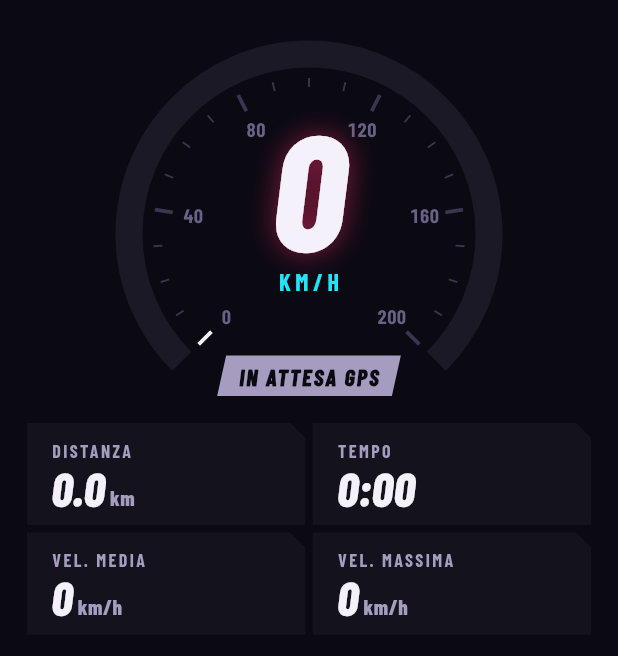
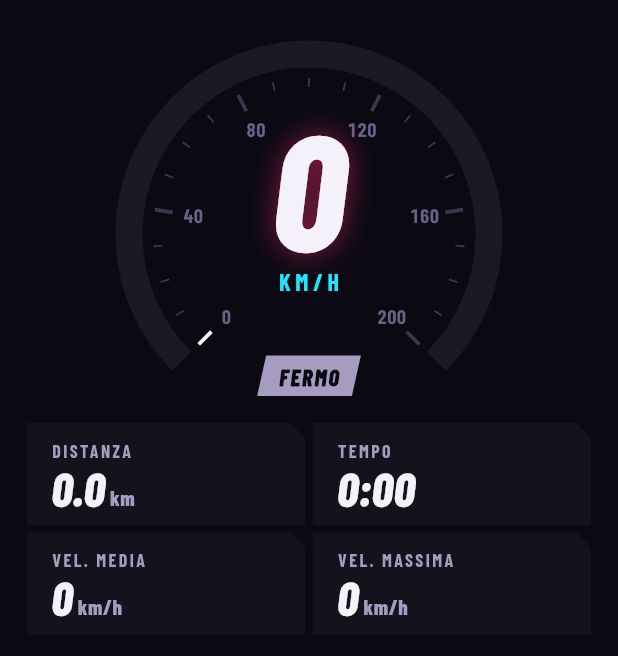
Before and after one commit to Leoragno/H.R.R., a Flutter app: the _SpeedView widget shown alone on an empty page, opened directly with empty values, on a phone screen of 412 x 824 dp. Shown: the top 656 px of the screen. Run offline on Flutter 3.47's test engine with Material 3 defaults, Android fonts, the phone set to English and light mode, and no system bars; drawn by our look-alikes of flutter_animate; our stand-ins replace battery_plus, cached_network_image, connectivity_plus, dio, equatable, firebase_core and 21 more; missing offline and left inert: dart:js_interop, maplibre_gl, ota_update, record; accounts and stored records are empty; generated files the repository leaves out were written again; network calls fail.

Commit message:
fix(guida): "IN ATTESA GPS" solo senza un fix GPS recente; da fermi col segnale buono il tachimetro dice FERMO
Co-Authored-By: Claude Opus 5.5 <noreply@anthropic.com>

```diff
--- a/lib/features/trip/presentation/providers/trip_live_provider.dart
+++ b/lib/features/trip/presentation/providers/trip_live_provider.dart
@@ -45,6 +45,11 @@ class TripLiveState {
   // per mostrare l'avviso una sola volta, non ad ogni rebuild.
   final bool batterySaverActive;
 
+  /// Ora (del telefono) dell'ultimo fix GPS abbastanza preciso. Serve al
+  /// tachimetro per dire "IN ATTESA GPS" solo quando il segnale manca
+  /// davvero, e "FERMO" quando c'è ma la velocità è zero.
+  final DateTime? lastGoodFixAt;
+
   const TripLiveState({
     this.status = TripLiveStatus.idle,
     this.tripId,
@@ -55,7 +60,13 @@ class TripLiveState {
     this.errorMessage,
     this.routePoints = const [],
     this.batterySaverActive = false,
+    this.lastGoodFixAt,
   });
+
+  /// Fix buono negli ultimi 15 s.
+  bool hasGpsFix(DateTime now) =>
+      lastGoodFixAt != null &&
+      now.difference(lastGoodFixAt!) < const Duration(seconds: 15);
 
   double get avgSpeedKmh =>
       elapsed.inSeconds > 0 ? distanceKm / (elapsed.inSeconds / 3600) : 0;
@@ -70,6 +81,7 @@ class TripLiveState {
     String? errorMessage,
     List<RoutePoint>? routePoints,
     bool? batterySaverActive,
+    DateTime? lastGoodFixAt,
   }) {
     return TripLiveState(
       status: status ?? this.status,
@@ -81,6 +93,7 @@ class TripLiveState {
       errorMessage: errorMessage,
       routePoints: routePoints ?? this.routePoints,
       batterySaverActive: batterySaverActive ?? this.batterySaverActive,
+      lastGoodFixAt: lastGoodFixAt ?? this.lastGoodFixAt,
     );
   }
 }
@@ -913,6 +926,10 @@ class TripLiveController extends _$TripLiveController {
     // conta la qualità del segnale, non il movimento) — gate di qualità
     // per Fluidità/Anticipo del punteggio di guida, vedi finishTrip().
     _gpsAcceptedFixCount++;
+    if (state.lastGoodFixAt == null ||
+        now.difference(state.lastGoodFixAt!) > const Duration(seconds: 2)) {
+      state = state.copyWith(lastGoodFixAt: now);
+    }
 
     // Orario del fix, non di consegna: in background Android recapita i
     // fix a raffica (anche decine insieme al risveglio della CPU). Con
--- a/lib/features/trip/presentation/screens/trip_live_screen.dart
+++ b/lib/features/trip/presentation/screens/trip_live_screen.dart
@@ -554,7 +554,10 @@ class _SpeedView extends StatelessWidget {
         children: [
           ConstrainedBox(
             constraints: const BoxConstraints(maxWidth: 300),
-            child: SpeedometerGauge(speed: state.currentSpeedKmh),
+            child: SpeedometerGauge(
+              speed: state.currentSpeedKmh,
+              hasGpsFix: state.hasGpsFix(DateTime.now()),
+            ),
           ).animate().fadeIn(),
           const SizedBox(height: 14),
           // Due righe di due: ogni cella prende l'altezza che le serve (mai
--- a/lib/features/trip/presentation/widgets/speedometer_gauge.dart
+++ b/lib/features/trip/presentation/widgets/speedometer_gauge.dart
@@ -14,23 +14,29 @@ class SpeedometerGauge extends StatelessWidget {
   final double speed;
   final double maxSpeed;
 
+  /// false finché il GPS non ha un fix buono recente: solo allora la fascia
+  /// dice "IN ATTESA GPS". Da fermi col segnale buono dice "FERMO".
+  final bool hasGpsFix;
+
   const SpeedometerGauge({
     super.key,
     required this.speed,
     this.maxSpeed = 200,
+    this.hasGpsFix = true,
   });
 
-  static (String, Color) zoneFor(double kmh) {
+  static (String, Color) zoneFor(double kmh, {bool hasGpsFix = true}) {
+    if (!hasGpsFix) return ('IN ATTESA GPS', AppColor.inkMuted);
     if (kmh > 130) return ('OLTRE IL LIMITE', AppColor.danger);
     if (kmh > 90) return ('EXTRAURBANO', AppColor.gold);
     if (kmh > 0.5) return ('URBANO', AppColor.info);
-    return ('IN ATTESA GPS', AppColor.inkMuted);
+    return ('FERMO', AppColor.inkMuted);
   }
 
   @override
   Widget build(BuildContext context) {
     final a = AppColor.accent;
-    final (zone, zoneColor) = zoneFor(speed);
+    final (zone, zoneColor) = zoneFor(speed, hasGpsFix: hasGpsFix);
     return AspectRatio(
       aspectRatio: 300 / 262,
       child: LayoutBuilder(builder: (context, c) {
```
Also changed, not shown: 1 other file.
